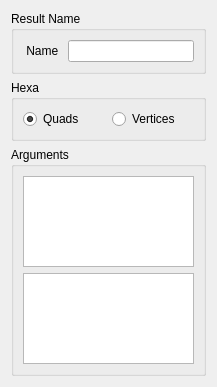
The window that src/HEXABLOCKGUI/Hexa_QTD.ui (SalomePlatform/hexablock) describes before a commit, drawn with Qt 5.
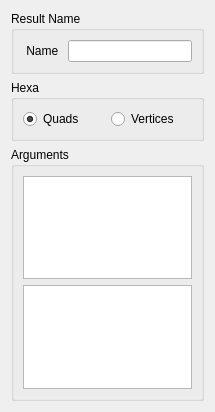
The same window after the commit.

```diff
--- a/src/HEXABLOCKGUI/Hexa_QTD.ui
+++ b/src/HEXABLOCKGUI/Hexa_QTD.ui
@@ -6,12 +6,12 @@
    <rect>
     <x>0</x>
     <y>0</y>
-    <width>217</width>
-    <height>387</height>
+    <width>215</width>
+    <height>412</height>
    </rect>
   </property>
   <property name="sizePolicy">
-   <sizepolicy hsizetype="Minimum" vsizetype="Fixed">
+   <sizepolicy hsizetype="Preferred" vsizetype="Expanding">
     <horstretch>0</horstretch>
     <verstretch>0</verstretch>
    </sizepolicy>
@@ -20,11 +20,14 @@
    <string>Hexahedron Construction</string>
   </property>
   <layout class="QVBoxLayout" name="verticalLayout">
-   <property name="sizeConstraint">
-    <enum>QLayout::SetMinimumSize</enum>
-   </property>
    <item>
     <widget class="QGroupBox" name="groupBox_3">
+     <property name="sizePolicy">
+      <sizepolicy hsizetype="Preferred" vsizetype="Fixed">
+       <horstretch>0</horstretch>
+       <verstretch>0</verstretch>
+      </sizepolicy>
+     </property>
      <property name="title">
       <string>Result Name</string>
      </property>
@@ -39,14 +42,14 @@
       <item row="0" column="1">
        <widget class="QLineEdit" name="name_le">
         <property name="sizePolicy">
-         <sizepolicy hsizetype="Preferred" vsizetype="Fixed">
+         <sizepolicy hsizetype="Minimum" vsizetype="Fixed">
           <horstretch>0</horstretch>
           <verstretch>0</verstretch>
          </sizepolicy>
         </property>
         <property name="maximumSize">
          <size>
-          <width>127</width>
+          <width>16777215</width>
           <height>16777215</height>
          </size>
         </property>
@@ -101,12 +104,24 @@
    </item>
    <item>
     <widget class="QGroupBox" name="groupBox">
+     <property name="sizePolicy">
+      <sizepolicy hsizetype="Preferred" vsizetype="Preferred">
+       <horstretch>0</horstretch>
+       <verstretch>0</verstretch>
+      </sizepolicy>
+     </property>
      <property name="title">
       <string>Arguments</string>
      </property>
      <layout class="QVBoxLayout" name="verticalLayout_2">
       <item>
        <widget class="QListWidget" name="quads_lw">
+        <property name="sizePolicy">
+         <sizepolicy hsizetype="Preferred" vsizetype="Preferred">
+          <horstretch>0</horstretch>
+          <verstretch>0</verstretch>
+         </sizepolicy>
+        </property>
         <property name="toolTip">
          <string>Select a quad</string>
         </property>
@@ -114,6 +129,12 @@
       </item>
       <item>
        <widget class="QListWidget" name="vertices_lw">
+        <property name="sizePolicy">
+         <sizepolicy hsizetype="Preferred" vsizetype="Preferred">
+          <horstretch>0</horstretch>
+          <verstretch>0</verstretch>
+         </sizepolicy>
+        </property>
         <property name="toolTip">
          <string>Select a vertex</string>
         </property>
```
Left out of the diff: 43 changed lines with no effect on the pictures.
